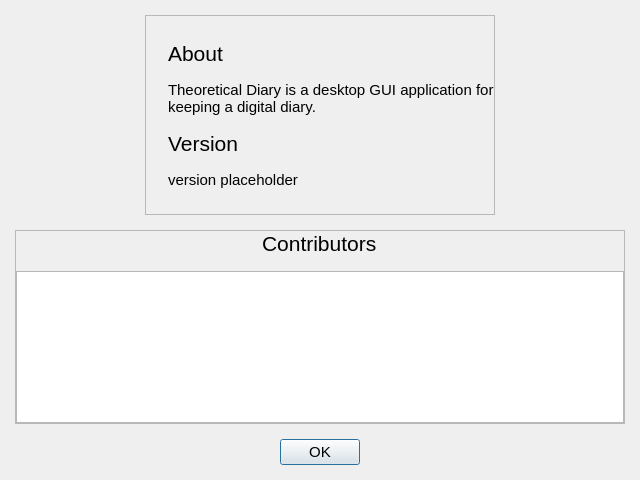
Qt form src/gui/aboutdialog.ui (someretical/TheoreticalDiary) before a commit.
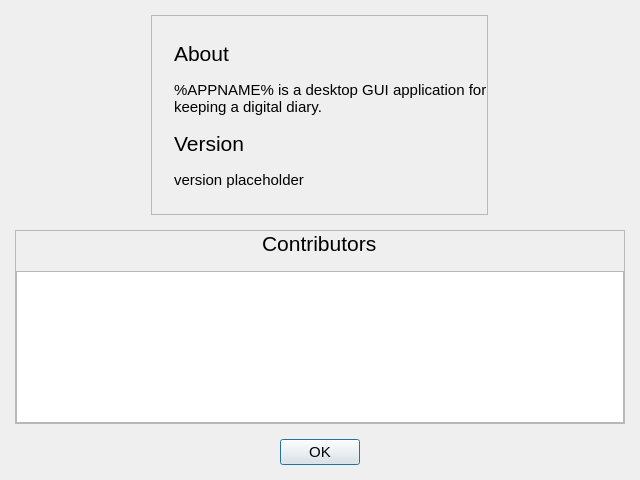
The same form after that commit. Icons and pictures are not drawn.

```diff
--- a/src/gui/aboutdialog.ui
+++ b/src/gui/aboutdialog.ui
@@ -184,7 +184,7 @@
            </font>
           </property>
           <property name="text">
-           <string>Theoretical Diary is a desktop GUI application for keeping a digital diary.</string>
+           <string>%APPNAME% is a desktop GUI application for keeping a digital diary.</string>
           </property>
           <property name="wordWrap">
            <bool>true</bool>
```
Left out of the diff: 2 changed lines with no effect on the pictures.
